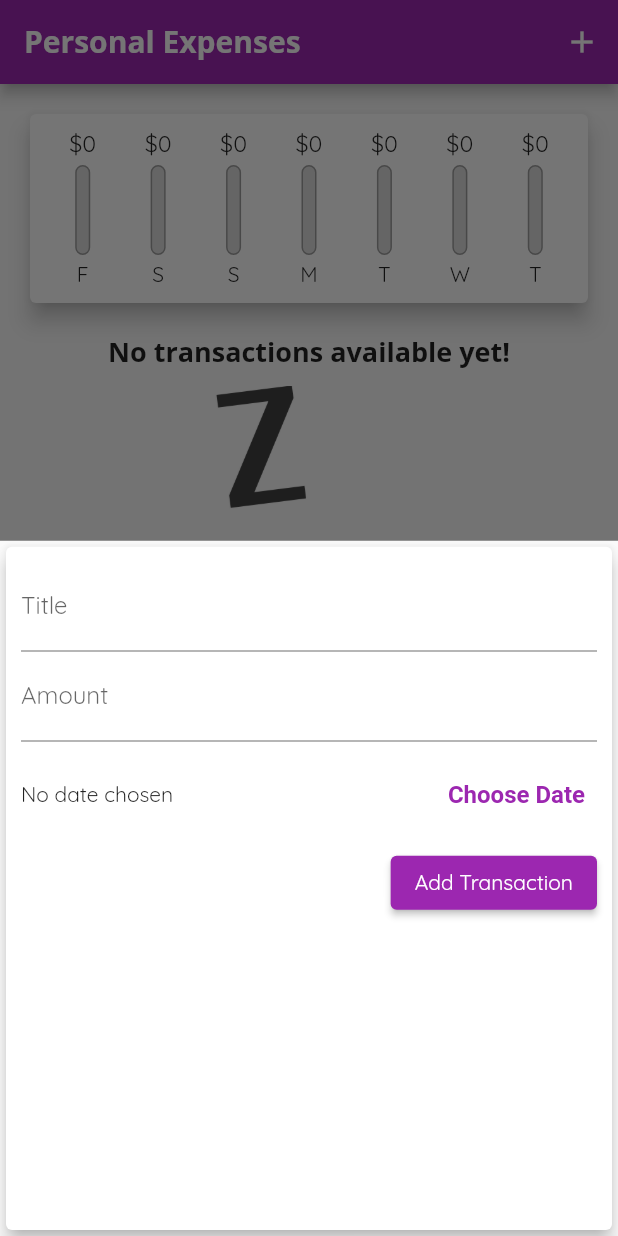
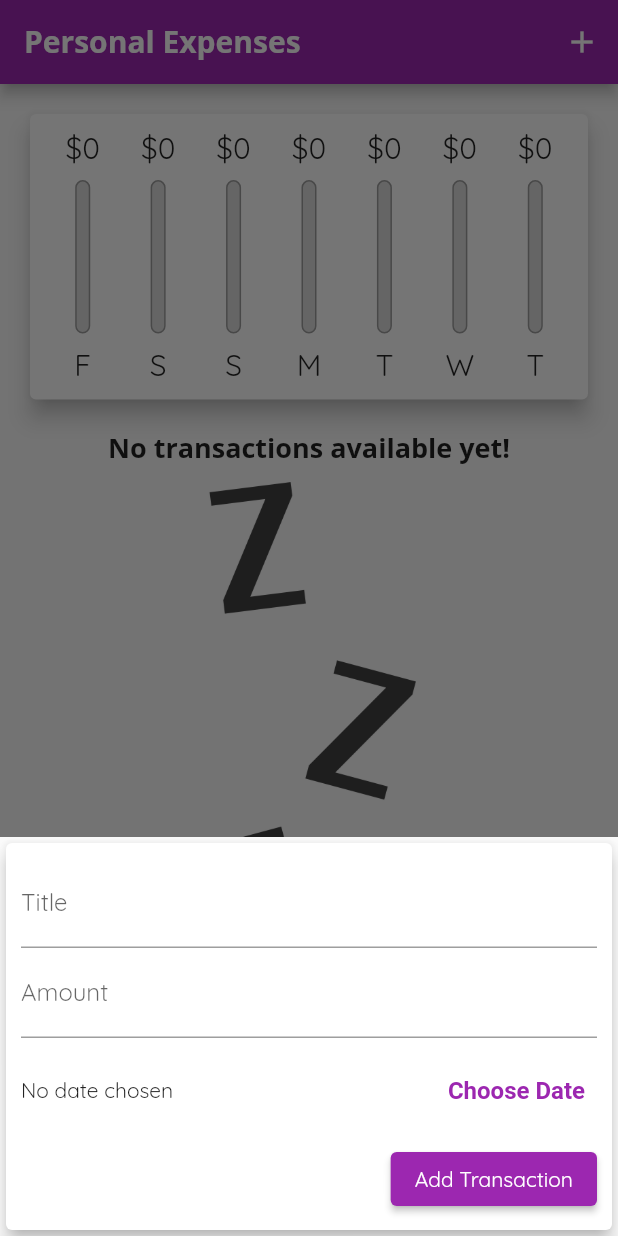
Before and after one commit to Geo1619/expenses_planner, a Flutter app: the screen it shows after launch, after a tap on the "add" icon, on a phone screen of 412 x 824 dp. Run offline on Flutter 3.47's test engine with Material 2 defaults, Android fonts, the phone set to English and light mode, and no system bars.

Commit message:
responsive and adaptive ui

```diff
--- a/lib/main.dart
+++ b/lib/main.dart
@@ -1,11 +1,22 @@
+import 'dart:io';
+
 import 'package:expenses_planner/widgets/chart.dart';
 import 'package:expenses_planner/widgets/new_transasction.dart';
+import 'package:flutter/cupertino.dart';
 import 'package:flutter/material.dart';
 
 import 'models/transaction.dart';
 import 'widgets/transaction_list.dart';
 
-void main() => runApp(const MyApp());
+void main() {
+  // WidgetsFlutterBinding.ensureInitialized();
+  // SystemChrome.setPreferredOrientations([
+  //   DeviceOrientation.portraitUp,
+  //   DeviceOrientation.portraitDown,
+  // ]);
+
+  runApp(const MyApp());
+}
 
 class MyApp extends StatelessWidget {
   const MyApp({Key? key}) : super(key: key);
@@ -17,9 +28,11 @@ class MyApp extends StatelessWidget {
       theme: ThemeData(
         colorScheme: ColorScheme.fromSwatch(
           primarySwatch: Colors.purple,
+          accentColor: Colors.amber,
         ).copyWith(
           secondary: Colors.amber,
         ),
+        switchTheme: SwitchTheme.of(context),
         primaryColorDark: Colors.purple.shade700,
         fontFamily: 'Quicksand',
         textTheme: const TextTheme(
@@ -59,20 +72,9 @@ class MyHomePage extends StatefulWidget {
 }
 
 class _MyHomePageState extends State<MyHomePage> {
-  final List<Transaction> _userTransactions = [
-    // Transaction(
-    //   id: 't1',
-    //   title: 'New Shoes',
-    //   amount: 69.99,
-    //   date: DateTime.now(),
-    // ),
-    // Transaction(
-    //   id: 't2',
-    //   title: 'Weekly Groceries',
-    //   amount: 16.53,
-    //   date: DateTime.now(),
-    // ),
-  ];
+  final List<Transaction> _userTransactions = [];
+
+  bool _showChart = false;
 
   List<Transaction> get _recentTransactions {
     return _userTransactions
@@ -110,29 +112,104 @@ class _MyHomePageState extends State<MyHomePage> {
 
   @override
   Widget build(BuildContext context) {
-    return Scaffold(
-      appBar: AppBar(
-        title: const Text('Personal Expenses'),
+    final mediaQuery = MediaQuery.of(context);
+    final _isLandscape = mediaQuery.orientation == Orientation.landscape;
+    final PreferredSizeWidget appBar = Platform.isIOS
+        ? CupertinoNavigationBar(
+            middle: const Text(
+              'Personal Expenses',
+            ),
+            trailing: Row(mainAxisSize: MainAxisSize.min, children: [
+              IconButton(
+                icon: const Icon(CupertinoIcons.add),
+                onPressed: _startAddNewTransaction,
+              )
+            ]),
+          )
+        : AppBar(
+            title: const Text(
+              'Personal Expenses',
+            ),
             actions: <Widget>[
               IconButton(
                 icon: const Icon(Icons.add),
                 onPressed: _startAddNewTransaction,
               )
             ],
+          ) as PreferredSizeWidget;
+    final txListWidget = SizedBox(
+      height: (mediaQuery.size.height -
+              appBar.preferredSize.height -
+              mediaQuery.padding.top) *
+          0.7,
+      child: TransactionList(
+        transactions: _userTransactions,
+        deleteTx: _deleteTransaction,
       ),
-      body: SingleChildScrollView(
+    );
+    final appBody = SafeArea(
+      child: SingleChildScrollView(
         child: Column(
           // mainAxisAlignment: MainAxisAlignment.start,
           crossAxisAlignment: CrossAxisAlignment.stretch,
           children: <Widget>[
-            Chart(recentTransactions: _recentTransactions),
-            TransactionList(
-                transactions: _userTransactions, deleteTx: _deleteTransaction),
+            if (_isLandscape)
+              Column(
+                children: [
+                  Row(
+                    mainAxisAlignment: MainAxisAlignment.center,
+                    children: [
+                      const Text('Show Chart'),
+                      Switch.adaptive(
+                          activeColor: Theme.of(context).colorScheme.secondary,
+                          value: _showChart,
+                          onChanged: (val) {
+                            setState(() {
+                              _showChart = val;
+                            });
+                          })
+                    ],
+                  ),
+                  _showChart
+                      ? SizedBox(
+                          height: (mediaQuery.size.height -
+                                  appBar.preferredSize.height -
+                                  mediaQuery.padding.top) *
+                              0.7,
+                          child: Chart(recentTransactions: _recentTransactions),
+                        )
+                      : txListWidget,
+                ],
+              ),
+            if (!_isLandscape)
+              Column(
+                children: [
+                  SizedBox(
+                    height: (mediaQuery.size.height -
+                            appBar.preferredSize.height -
+                            mediaQuery.padding.top) *
+                        0.3,
+                    child: Chart(recentTransactions: _recentTransactions),
+                  ),
+                  txListWidget,
+                ],
+              )
           ],
         ),
       ),
-      floatingActionButtonLocation: FloatingActionButtonLocation.centerFloat,
-      floatingActionButton: FloatingActionButton(
+    );
+    return Platform.isIOS
+        ? CupertinoPageScaffold(
+            child: appBody,
+          )
+        : Scaffold(
+            appBar: appBar,
+            body: appBody,
+            floatingActionButtonLocation:
+                FloatingActionButtonLocation.centerFloat,
+            floatingActionButton: Platform.isIOS
+                ? Container()
+                : FloatingActionButton(
                     onPressed: _startAddNewTransaction,
                     child: const Icon(
                       Icons.add,
--- /dev/null
+++ b/lib/widgets/adaptive_text_button.dart
@@ -0,0 +1,26 @@
+import 'dart:io';
+
+import 'package:flutter/cupertino.dart';
+import 'package:flutter/material.dart';
+
+class AdaptiveTextButton extends StatelessWidget {
+  const AdaptiveTextButton(
+      {Key? key, required this.text, required this.handler})
+      : super(key: key);
+
+  final String text;
+  final Function handler;
+
+  @override
+  Widget build(BuildContext context) {
+    return Platform.isIOS
+        ? CupertinoButton(
+            child: Text(text),
+            onPressed: () => handler(),
+          )
+        : TextButton(
+            onPressed: () => handler(),
+            child: Text(text),
+          );
+  }
+}
--- a/lib/widgets/chart_bar.dart
+++ b/lib/widgets/chart_bar.dart
@@ -14,19 +14,20 @@ class ChartBar extends StatelessWidget {
 
   @override
   Widget build(BuildContext context) {
+    return LayoutBuilder(builder: (context, constraints) {
       return Column(
         children: <Widget>[
           SizedBox(
-          height: 20,
+            height: constraints.maxHeight * 0.15,
             child: FittedBox(
               child: Text('\$${spendingAmount.toStringAsFixed(0)}'),
             ),
           ),
-        const SizedBox(
-          height: 4,
+          SizedBox(
+            height: constraints.maxHeight * 0.05,
           ),
           SizedBox(
-          height: 60,
+            height: constraints.maxHeight * 0.6,
             width: 10,
             child: Stack(
               alignment: AlignmentDirectional.bottomCenter,
@@ -53,11 +54,17 @@ class ChartBar extends StatelessWidget {
               ],
             ),
           ),
-        const SizedBox(
-          height: 4,
+          SizedBox(
+            height: constraints.maxHeight * 0.05,
           ),
-        Text(label),
+          SizedBox(
+            height: constraints.maxHeight * 0.15,
+            child: FittedBox(
+              child: Text(label),
+            ),
+          ),
         ],
       );
+    });
   }
 }
--- a/lib/widgets/new_transasction.dart
+++ b/lib/widgets/new_transasction.dart
@@ -1,5 +1,7 @@
 import 'package:flutter/material.dart';
 import 'package:intl/intl.dart';
+
+import 'adaptive_text_button.dart';
 
 class NewTransaction extends StatefulWidget {
   final Function addTx;
@@ -42,10 +44,15 @@ class _NewTransactionState extends State<NewTransaction> {
 
   @override
   Widget build(BuildContext context) {
-    return Card(
+    return SingleChildScrollView(
+      child: Card(
         elevation: 5,
         child: Container(
-        padding: const EdgeInsets.all(10),
+          padding: EdgeInsets.only(
+              top: 10,
+              left: 10,
+              right: 10,
+              bottom: MediaQuery.of(context).viewInsets.bottom + 10),
           child: Column(
             crossAxisAlignment: CrossAxisAlignment.end,
             children: <Widget>[
@@ -69,10 +76,8 @@ class _NewTransactionState extends State<NewTransaction> {
                           ? 'No date chosen'
                           : 'Picked date: ${DateFormat.yMd().format(_selectedDate!)}'),
                     ),
-                  TextButton(
-                    onPressed: _presentDatePicker,
-                    child: const Text('Choose Date'),
-                  ),
+                    AdaptiveTextButton(
+                        text: 'Choose Date', handler: _presentDatePicker),
                   ],
                 ),
               ),
@@ -83,6 +88,7 @@ class _NewTransactionState extends State<NewTransaction> {
             ],
           ),
         ),
+      ),
     );
   }
 }
--- a/lib/widgets/transaction_list.dart
+++ b/lib/widgets/transaction_list.dart
@@ -15,7 +15,9 @@ class TransactionList extends StatelessWidget {
     return SizedBox(
       height: 500,
       child: transactions.isEmpty
-          ? Column(
+          ? LayoutBuilder(
+              builder: ((context, constraints) {
+                return Column(
                   children: <Widget>[
                     Text(
                       'No transactions available yet!',
@@ -25,12 +27,14 @@ class TransactionList extends StatelessWidget {
                       height: 10,
                     ),
                     SizedBox(
-                    height: 300,
+                        height: constraints.maxHeight * 0.6,
                         child: Image.asset(
                           'assets/images/waiting.png',
                           fit: BoxFit.cover,
                         )),
                   ],
+                );
+              }),
             )
           : ListView.builder(
               itemCount: transactions.length,
@@ -56,10 +60,21 @@ class TransactionList extends StatelessWidget {
                     subtitle: Text(
                       DateFormat.yMMMd().format(transactions[index].date),
                     ),
-                    trailing: IconButton(
+                    trailing: MediaQuery.of(context).size.width < 450
+                        ? IconButton(
                             icon: const Icon(Icons.delete),
                             color: Theme.of(context).errorColor,
                             onPressed: () => deleteTx(transactions[index].id),
+                          )
+                        : TextButton.icon(
+                            onPressed: () => deleteTx(transactions[index].id),
+                            icon: const Icon(Icons.delete),
+                            label: const Text(
+                              'Delete',
+                            ),
+                            style: TextButton.styleFrom(
+                              primary: Theme.of(context).errorColor,
+                            ),
                           ),
                   ),
                   // child: Row(
```
Lines whose indentation alone changed are shown as unchanged.
